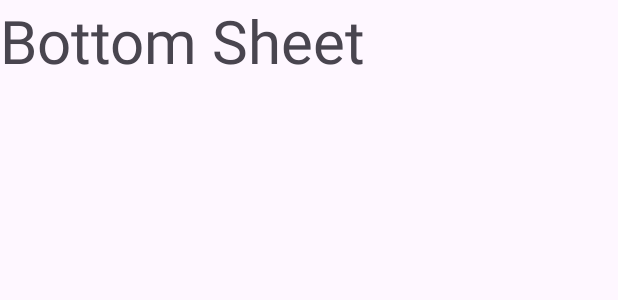
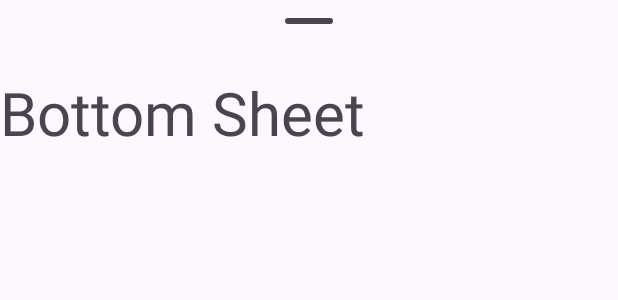
Before and after one commit to m4tiss/ToDoList, an Android app: the layout bottom_sheet.xml on its own in the app's theme, with its tools: preview values and no code run, on a phone screen of 412 x 824 dp. Shown: the top 300 px of the screen. Run offline under Robolectric (Android 15) with nearby library versions, the light colour scheme and no system bars.

```diff
--- a/app/src/main/AndroidManifest.xml
+++ b/app/src/main/AndroidManifest.xml
@@ -1,6 +1,12 @@
 <?xml version="1.0" encoding="utf-8"?>
 <manifest xmlns:android="http://schemas.android.com/apk/res/android"
     xmlns:tools="http://schemas.android.com/tools">
+
+    <uses-permission android:name="android.permission.INTERNET" />
+    <uses-permission android:name="android.permission.WRITE_INTERNAL_STORAGE"/>
+    <uses-permission android:name="android.permission.WRITE_EXTERNAL_STORAGE"
+        android:maxSdkVersion="32"
+        tools:ignore="ScopedStorage" />
 
     <application
         android:allowBackup="true"
--- a/app/src/main/res/layout/bottom_sheet.xml
+++ b/app/src/main/res/layout/bottom_sheet.xml
@@ -7,16 +7,10 @@
     android:id="@+id/bottomSheet"
     app:layout_behavior="@string/appbar_scrolling_view_behavior">
 
- <TextView
+ <com.google.android.material.bottomsheet.BottomSheetDragHandleView
+     android:id="@+id/drag_handle"
      android:layout_width="match_parent"
-     android:layout_height="match_parent"
-     android:textSize="40dp"
-     android:text="Bottom Sheet" />
- <TextView
-     android:layout_width="match_parent"
-     android:layout_height="match_parent"
-     android:textSize="40dp"
-     android:text="Bottom Sheet" />
+     android:layout_height="wrap_content" />
  <TextView
      android:layout_width="match_parent"
      android:layout_height="match_parent"
--- a/app/src/main/res/layout/task_item.xml
+++ b/app/src/main/res/layout/task_item.xml
@@ -1,7 +1,7 @@
 <?xml version="1.0" encoding="utf-8"?>
 <LinearLayout
     android:layout_width="match_parent"
-    android:layout_height="100sp"
+    android:layout_height="70sp"
     android:id="@+id/Day1"
     android:background="@drawable/task_item_background"
     android:layout_margin="20dp"
```
Also changed, not shown: app/src/main/java/com/example/todolist/MainActivity.kt (+29 -4 lines), app/src/main/java/com/example/todolist/adapters/TasksAdapter.kt (renamed from app/src/main/java/com/example/todolist/TasksAdapter.kt, +13 -5 lines).
